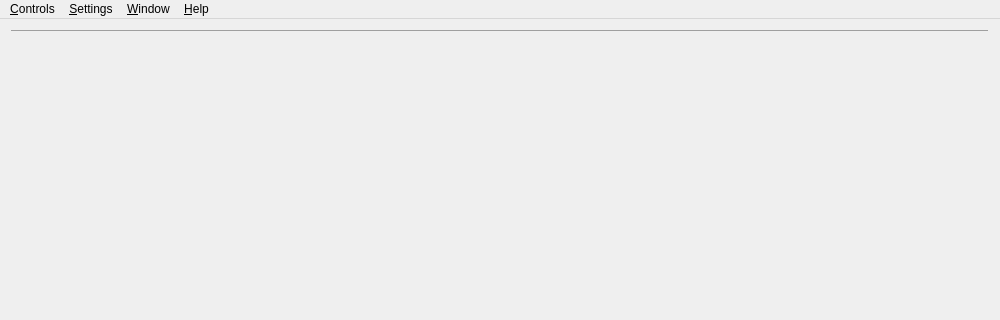
Above: src/TomahawkWindow.ui from tomahawk-player/tomahawk before the change; both pictures show x 0 to 1000 and y 0 to 320 of the 1000 by 660 pixel window. Below: the same form after it.
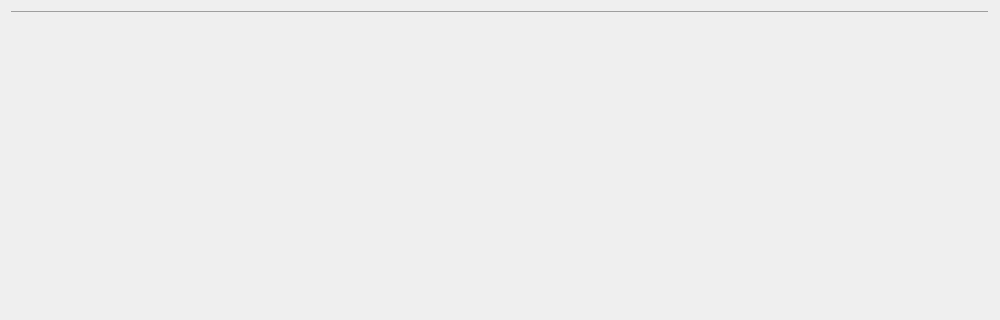
That is the form after the change.

Commit message: Moved all menu actions to ActionCollection and removed menubar from .ui. This commit does several things: * remove the main menu from TomahawkWindow.ui * all menu actions are created in ActionCollection.cpp, and some are   merged from the old menubar where they were duplicated * some menu actions are removed entirely * the menubar is generated and returned to TomahawkWindow from   ActionCollection::createMenuBar, to minimize the risk of having unused   actions in the future * "Legal Info..." becomes "Legal Information..."

Patch:
```diff
--- a/src/TomahawkWindow.ui
+++ b/src/TomahawkWindow.ui
@@ -61,60 +61,6 @@
     </item>
    </layout>
   </widget>
-  <widget class="QMenuBar" name="menuBar">
-   <property name="geometry">
-    <rect>
-     <x>0</x>
-     <y>0</y>
-     <width>1000</width>
-     <height>20</height>
-    </rect>
-   </property>
-   <widget class="QMenu" name="menuSettings">
-    <property name="title">
-     <string>&amp;Settings</string>
-    </property>
-    <addaction name="actionPreferences"/>
-   </widget>
-   <widget class="QMenu" name="menuApp">
-    <property name="title">
-     <string>&amp;Controls</string>
-    </property>
-    <addaction name="actionPlay"/>
-    <addaction name="actionPrevious"/>
-    <addaction name="actionNext"/>
-    <addaction name="separator"/>
-    <addaction name="actionCreatePlaylist"/>
-    <addaction name="actionCreate_New_Station"/>
-    <addaction name="actionLoadXSPF"/>
-    <addaction name="separator"/>
-    <addaction name="actionUpdateCollection"/>
-    <addaction name="actionRescanCollection"/>
-    <addaction name="separator"/>
-    <addaction name="actionShowOfflineSources"/>
-    <addaction name="separator"/>
-    <addaction name="actionExit"/>
-   </widget>
-   <widget class="QMenu" name="menuWindow">
-    <property name="title">
-     <string>&amp;Window</string>
-    </property>
-    <addaction name="actionMinimize"/>
-    <addaction name="actionZoom"/>
-   </widget>
-   <widget class="QMenu" name="menu_Help">
-    <property name="title">
-     <string>&amp;Help</string>
-    </property>
-    <addaction name="actionDiagnostics"/>
-    <addaction name="actionAboutTomahawk"/>
-    <addaction name="actionLegalInfo"/>
-   </widget>
-   <addaction name="menuApp"/>
-   <addaction name="menuSettings"/>
-   <addaction name="menuWindow"/>
-   <addaction name="menu_Help"/>
-  </widget>
   <widget class="QStatusBar" name="statusBar"/>
   <action name="actionExit">
    <property name="text">
```
The commit also changes 3 other files.
